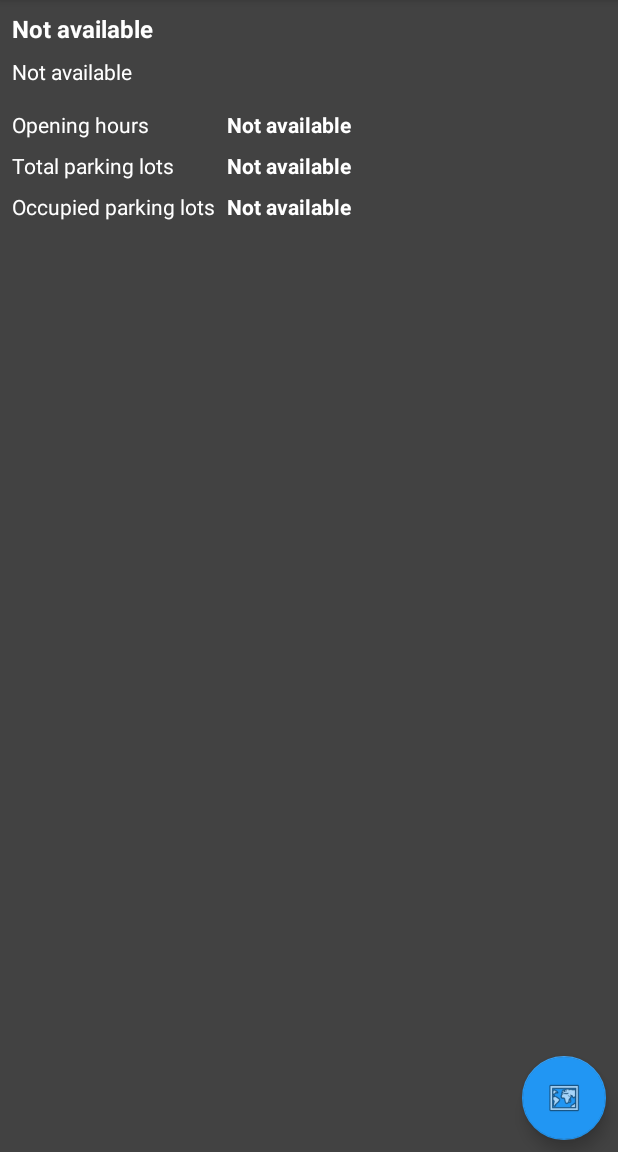
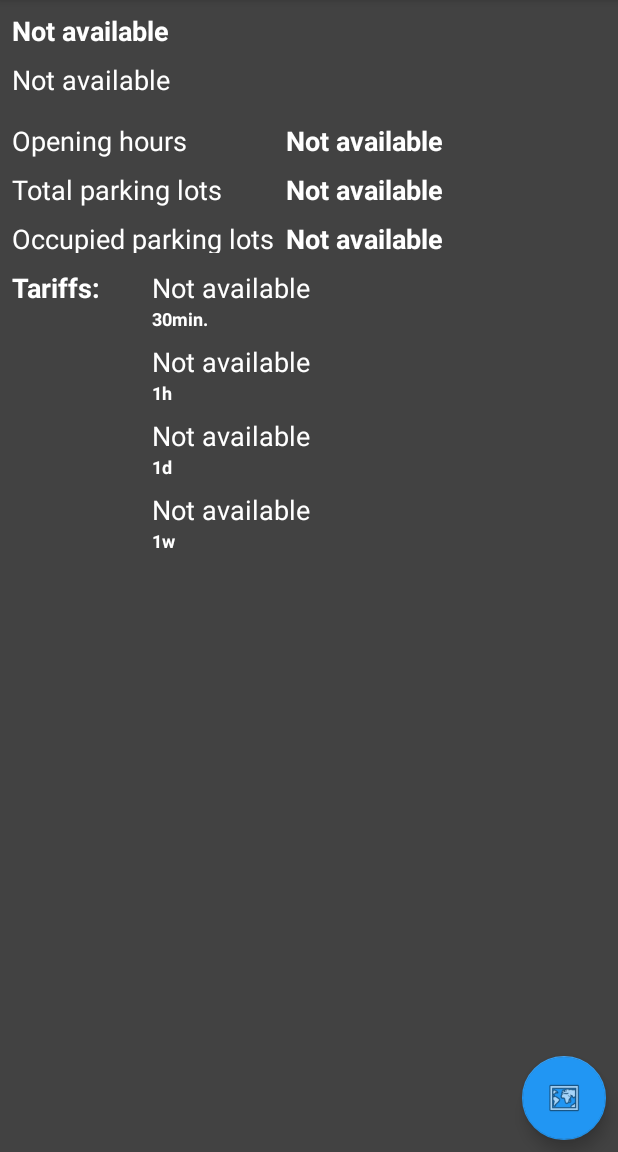
Before and after one commit to BastianKusserow/ParkFinderAndroid, an Android app: the fragment InfoFragment shown on its own in the app's theme, on a phone screen of 412 x 824 dp, the part 84-1236 px from its top. Run offline under Robolectric (Android 15) with nearby library versions, the phone set to English and light mode, and no system bars; libraries missing offline, so code that uses them is left out: com.google.maps.model; 1 statement that could not run was skipped.

Commit message:
English & German language support complete Tariffs added in InfoFragment & Model

```diff
--- a/app/src/main/java/com/example/basti/parkfinder/Controller/ParkingController.kt
+++ b/app/src/main/java/com/example/basti/parkfinder/Controller/ParkingController.kt
@@ -5,6 +5,7 @@ import android.content.pm.PackageManager
 import android.support.v4.content.ContextCompat
 import com.example.basti.parkfinder.MapDelegate
 import com.example.basti.parkfinder.Model.ParkModel
+import com.example.basti.parkfinder.R
 import com.google.android.gms.location.LocationServices
 import com.google.android.gms.maps.model.BitmapDescriptorFactory
 import com.google.android.gms.maps.model.LatLng
@@ -51,7 +52,7 @@ class ParkingController(val mapDelegate: MapDelegate, val context: Context) {
 
             LocationServices.getFusedLocationProviderClient(context).lastLocation.addOnSuccessListener { location ->
 
-                val markerOptions = MarkerOptions().title("My Car").icon(BitmapDescriptorFactory.defaultMarker(BitmapDescriptorFactory.HUE_VIOLET))
+                val markerOptions = MarkerOptions().title(context.getString(R.string.myCar)).icon(BitmapDescriptorFactory.defaultMarker(BitmapDescriptorFactory.HUE_VIOLET))
                         .position(LatLng(location.latitude, location.longitude))
 
                 mapDelegate!!.parkMarker = mapDelegate!!.getMap().addMarker(markerOptions)
--- a/app/src/main/java/com/example/basti/parkfinder/InfoFragment.kt
+++ b/app/src/main/java/com/example/basti/parkfinder/InfoFragment.kt
@@ -44,9 +44,22 @@ class InfoFragment : Fragment() {
             view!!.openingHours.text = it.openingHours
             view!!.space.text = it.stellplaetze
             view!!.occupied.text = it.details?.allocation?.capacity
+        }
+        setupPriceLabels()
 
+    }
+
+    private fun setupPriceLabels(){
+        carPark?.let {
+            for (item in it.tariffPrices){
+                when (item.duration){
+                    "30min" -> if(item.price != null)view!!.halfHourTV.text = item.price.toString().plus("€")
+                    "1hour" -> if(item.price != null)view!!.hourTV.text = item.price.toString().plus("€")
+                    "1day" -> if(item.price != null)view!!.dayTV.text = item.price.toString().plus("€")
+                    "1week" -> if(item.price != null)view!!.weekTV.text = item.price.toString().plus("€")
+                }
+            }
         }
-
     }
 
     override fun onStart() {
--- a/app/src/main/java/com/example/basti/parkfinder/LotTableFragment.kt
+++ b/app/src/main/java/com/example/basti/parkfinder/LotTableFragment.kt
@@ -144,6 +144,6 @@ class LotTableFragment : Fragment(), OnItemClickListener {
 
 interface OnItemClickListener {
 
-    fun onItemClick(item: CarPark);
+    fun onItemClick(item: CarPark)
 
 }
--- a/app/src/main/java/com/example/basti/parkfinder/MapDelegate.kt
+++ b/app/src/main/java/com/example/basti/parkfinder/MapDelegate.kt
@@ -57,7 +57,7 @@ class MapDelegate(val activity: FragmentActivity, val destination: com.google.ma
         if (parkModel != null) {
             parkMarker = map!!.addMarker(MarkerOptions()
                     .position(LatLng(parkModel.latitude, parkModel.longitude))
-                    .title("My Car").icon(BitmapDescriptorFactory.defaultMarker(BitmapDescriptorFactory.HUE_VIOLET)))
+                    .title(activity.getString(R.string.myCar)).icon(BitmapDescriptorFactory.defaultMarker(BitmapDescriptorFactory.HUE_VIOLET)))
         }
 
         map!!.moveCamera(CameraUpdateFactory.newLatLngZoom(LatLng(50.32275, 11.92632), 15f))
@@ -103,7 +103,7 @@ class MapDelegate(val activity: FragmentActivity, val destination: com.google.ma
             override fun onLocationChanged(p0: Location?) {
 
                 if (destination != null) {
-                    Toast.makeText(activity, "Location Changed, Rerouting", Toast.LENGTH_LONG).show()
+                    Toast.makeText(activity, activity.getString(R.string.locationChanged), Toast.LENGTH_LONG).show()
                     ctrl.route(map!!, destination)
                     polyline?.remove()
                 }
--- a/app/src/main/java/com/example/basti/parkfinder/MapFragment.kt
+++ b/app/src/main/java/com/example/basti/parkfinder/MapFragment.kt
@@ -46,7 +46,7 @@ class MapFragment : Fragment() {
             view.parkButton.visibility = View.INVISIBLE
         }
 
-        ParkModel.readFromFile(context)?.let { view.parkButton.text = "Navigiere zu Auto" }
+        ParkModel.readFromFile(context)?.let { view.parkButton.text = context.getString(R.string.navToCar) }
 
 
         return view
@@ -61,11 +61,11 @@ class MapFragment : Fragment() {
                 val parkModel = ParkModel.readFromFile(context)!!
 
                 mapDelegate!!.ctrl.route(mapDelegate!!.getMap(), com.google.maps.model.LatLng(parkModel.latitude, parkModel.longitude))
-                view!!.parkButton.text = "Park Car"
+                view!!.parkButton.text = context.getString(R.string.parkCar)
                 mapDelegate!!.parkMarker?.let { marker: Marker -> marker.remove() }
             } else {
                 ParkingController(mapDelegate!!, context).parkCar()
-                view!!.parkButton.text = "Navigiere zu Auto"
+                view!!.parkButton.text = context.getString(R.string.navToCar)
             }
         } else {
             Log.i("Permission", "Permission will be requested")
@@ -85,7 +85,7 @@ class MapFragment : Fragment() {
         listener = object : LocationListener {
             override fun onLocationChanged(p0: Location?) = Unit
             override fun onStatusChanged(p0: String?, p1: Int, p2: Bundle?){
-                Toast.makeText(activity, "GPS Status changed", Toast.LENGTH_SHORT)
+                Toast.makeText(activity, R.string.gpsStatusChange, Toast.LENGTH_SHORT)
             }
             override fun onProviderEnabled(p0: String?) {
                 // view!!.parkButton.alpha = 1f
@@ -142,8 +142,8 @@ class MapFragment : Fragment() {
                     android.Manifest.permission.ACCESS_COARSE_LOCATION)) {
                 val builder = AlertDialog.Builder(context)
                 Log.i("Permission", "Permission alert")
-                builder.setMessage("Permission to access the GPS is required to run this App")
-                        .setTitle("Permission required")
+                builder.setMessage(R.string.gpsPermissionInfo)
+                        .setTitle(R.string.permissionRequired)
 
                 builder.setPositiveButton("OK"
                 ) { _, _ ->
--- a/app/src/main/java/com/example/basti/parkfinder/Model/CarPark.kt
+++ b/app/src/main/java/com/example/basti/parkfinder/Model/CarPark.kt
@@ -8,6 +8,7 @@ data class CarPark(@SerializedName("id") val mLotID: String,
                    @SerializedName("openingHours") val openingHours: String,
                    @SerializedName("numberParkingPlaces") val stellplaetze: String,
                    @SerializedName("geoLocation") val geoLocation: GeoLocation,
+                   @SerializedName("tariffInfo") val tariffInfo : TariffInfo,
+                   @SerializedName("tariffPrices") val tariffPrices : ArrayList<Tariff>,
                    var details: Allocations?
-) {
-}
+)
--- /dev/null
+++ b/app/src/main/java/com/example/basti/parkfinder/Model/Tariff.kt
@@ -0,0 +1,11 @@
+package com.example.basti.parkfinder.Model
+
+import com.google.gson.annotations.SerializedName
+
+/**
+ * Created by maxis on 24.01.2018.
+ */
+data class Tariff (
+        @SerializedName("duration") val duration : String,
+        @SerializedName("price") val price : Double?
+)
--- /dev/null
+++ b/app/src/main/java/com/example/basti/parkfinder/Model/TariffInfo.kt
@@ -0,0 +1,11 @@
+package com.example.basti.parkfinder.Model
+
+import com.google.gson.annotations.SerializedName
+
+/**
+ * Created by maxis on 24.01.2018.
+ */
+data class TariffInfo (
+        @SerializedName("tariffPaymentOptions") val tariffPaymentOptions : String,
+        @SerializedName("tariffMaxParkingTime") val maxParkingTime : String
+)
--- a/app/src/main/java/com/example/basti/parkfinder/MyViewHolder.kt
+++ b/app/src/main/java/com/example/basti/parkfinder/MyViewHolder.kt
@@ -24,7 +24,9 @@ class MyViewHolder(val view: View) : RecyclerView.ViewHolder(view) {
             }
             val string = String.format("%.0f", percentage)
             itemView.setBackgroundColor(calculateCellColor(percentage))
-            itemView.occupation.text = "Belegt: "+string+"%"
+            val occupiedStr =view.context.getString(R.string.occupied)
+            //val occupiedStr = Resources.getSystem().getString(R.string.occupied)+""
+            itemView.occupation.text = occupiedStr.plus(string).plus("%")
         }
         view.setOnClickListener { listener.onItemClick(entry) }
 
--- a/app/src/main/res/layout/fragment_info.xml
+++ b/app/src/main/res/layout/fragment_info.xml
@@ -28,7 +28,7 @@
         android:layout_marginTop="8dp"
         android:text="@string/notAvailable"
         android:textColor="@color/common_google_signin_btn_text_dark_default"
-        android:textSize="16sp"
+        android:textSize="18sp"
         android:textStyle="bold"
         app:layout_constraintEnd_toEndOf="parent"
         app:layout_constraintStart_toStartOf="parent"
@@ -42,6 +42,7 @@
         android:layout_marginTop="16dp"
         android:text="@string/openingHours"
         android:textColor="@color/common_google_signin_btn_text_dark_default"
+        android:textSize="18sp"
         app:layout_constraintStart_toStartOf="parent"
         app:layout_constraintTop_toBottomOf="@+id/adress" />
 
@@ -53,6 +54,7 @@
         android:layout_marginTop="8dp"
         android:text="@string/totalLots"
         android:textColor="@color/common_google_signin_btn_text_dark_default"
+        android:textSize="18sp"
         app:layout_constraintStart_toStartOf="parent"
         app:layout_constraintTop_toBottomOf="@+id/openingHours" />
 
@@ -64,6 +66,7 @@
         android:layout_marginTop="8dp"
         android:text="@string/occupiedParkingLots"
         android:textColor="@color/common_google_signin_btn_text_dark_default"
+        android:textSize="18sp"
         app:layout_constraintStart_toStartOf="parent"
         app:layout_constraintTop_toBottomOf="@+id/space" />
 
@@ -76,6 +79,7 @@
         android:layout_marginTop="8dp"
         android:text="@string/notAvailable"
         android:textColor="@color/common_google_signin_btn_text_dark_default"
+        android:textSize="18sp"
         app:layout_constraintEnd_toEndOf="parent"
         app:layout_constraintStart_toStartOf="parent"
         app:layout_constraintTop_toBottomOf="@+id/name" />
@@ -89,6 +93,7 @@
         android:layout_marginTop="16dp"
         android:text="@string/notAvailable"
         android:textColor="@color/common_google_signin_btn_text_dark_default"
+        android:textSize="18sp"
         android:textStyle="bold"
         app:layout_constraintEnd_toEndOf="parent"
         app:layout_constraintStart_toEndOf="@+id/textView9"
@@ -103,6 +108,7 @@
         android:layout_marginTop="8dp"
         android:text="@string/notAvailable"
         android:textColor="@color/common_google_signin_btn_text_dark_default"
+        android:textSize="18sp"
         android:textStyle="bold"
         app:layout_constraintEnd_toEndOf="parent"
         app:layout_constraintStart_toEndOf="@+id/textView9"
@@ -117,9 +123,119 @@
         android:layout_marginTop="8dp"
         android:text="@string/notAvailable"
         android:textColor="@color/common_google_signin_btn_text_dark_default"
+        android:textSize="18sp"
         android:textStyle="bold"
         app:layout_constraintEnd_toEndOf="parent"
         app:layout_constraintStart_toEndOf="@+id/textView9"
         app:layout_constraintTop_toBottomOf="@+id/space" />
 
+    <TextView
+        android:id="@+id/textView"
+        android:layout_width="85dp"
+        android:layout_height="wrap_content"
+        android:layout_marginStart="8dp"
+        android:layout_marginTop="8dp"
+        android:text="@string/tariffs"
+        android:textColor="@color/common_google_signin_btn_text_dark_default"
+        android:textSize="18sp"
+        android:textStyle="bold"
+        app:layout_constraintStart_toStartOf="parent"
+        app:layout_constraintTop_toBottomOf="@+id/occupied" />
+
+    <TextView
+        android:id="@+id/halfHourTV"
+        android:layout_width="wrap_content"
+        android:layout_height="wrap_content"
+        android:layout_marginStart="8dp"
+        android:layout_marginTop="8dp"
+        android:text="@string/notAvailable"
+        android:textColor="@color/common_google_signin_btn_text_dark_default"
+        android:textSize="18sp"
+        app:layout_constraintStart_toEndOf="@+id/textView"
+        app:layout_constraintTop_toBottomOf="@+id/occupied" />
+
+    <TextView
+        android:id="@+id/textView6"
+        android:layout_width="wrap_content"
+        android:layout_height="wrap_content"
+        android:layout_marginStart="8dp"
+        android:text="30min."
+        android:textColor="@color/common_google_signin_btn_text_dark_default"
+        android:textSize="12sp"
+        android:textStyle="bold"
+        app:layout_constraintStart_toEndOf="@+id/textView"
+        app:layout_constraintTop_toBottomOf="@+id/halfHourTV" />
+
+    <TextView
+        android:id="@+id/hourTV"
+        android:layout_width="wrap_content"
+        android:layout_height="wrap_content"
+        android:layout_marginStart="8dp"
+        android:layout_marginTop="8dp"
+        android:text="@string/notAvailable"
+        android:textColor="@color/common_google_signin_btn_text_dark_default"
+        android:textSize="18sp"
+        app:layout_constraintStart_toEndOf="@+id/textView"
+        app:layout_constraintTop_toBottomOf="@+id/textView6" />
+
+    <TextView
+        android:id="@+id/textView11"
+        android:layout_width="wrap_content"
+        android:layout_height="wrap_content"
+        android:layout_marginStart="8dp"
+        android:text="1h"
+        android:textColor="@color/common_google_signin_btn_text_dark_default"
+        android:textSize="12sp"
+        android:textStyle="bold"
+        app:layout_constraintStart_toEndOf="@+id/textView"
+        app:layout_constraintTop_toBottomOf="@+id/hourTV" />
+
+    <TextView
+        android:id="@+id/dayTV"
+        android:layout_width="wrap_content"
+        android:layout_height="wrap_content"
+        android:layout_marginStart="8dp"
+        android:layout_marginTop="8dp"
+        android:text="@string/notAvailable"
+        android:textColor="@color/common_google_signin_btn_text_dark_default"
+        android:textSize="18sp"
+        app:layout_constraintStart_toEndOf="@+id/textView"
+        app:layout_constraintTop_toBottomOf="@+id/textView11" />
+
+    <TextView
+        android:id="@+id/textView13"
+        android:layout_width="wrap_content"
+        android:layout_height="wrap_content"
+        android:layout_marginStart="8dp"
+        android:text="1d"
+        android:textColor="@color/common_google_signin_btn_text_dark_default"
+        android:textSize="12sp"
+        android:textStyle="bold"
+        app:layout_constraintStart_toEndOf="@+id/textView"
+        app:layout_constraintTop_toBottomOf="@+id/dayTV" />
+
+    <TextView
+        android:id="@+id/weekTV"
+        android:layout_width="wrap_content"
+        android:layout_height="wrap_content"
+        android:layout_marginStart="8dp"
+        android:layout_marginTop="8dp"
+        android:text="@string/notAvailable"
+        android:textColor="@color/common_google_signin_btn_text_dark_default"
+        android:textSize="18sp"
+        app:layout_constraintStart_toEndOf="@+id/textView"
+        app:layout_constraintTop_toBottomOf="@+id/textView13" />
+
+    <TextView
+        android:id="@+id/textView15"
+        android:layout_width="wrap_content"
+        android:layout_height="wrap_content"
+        android:layout_marginStart="8dp"
+        android:text="1w"
+        android:textColor="@color/common_google_signin_btn_text_dark_default"
+        android:textSize="12sp"
+        android:textStyle="bold"
+        app:layout_constraintStart_toEndOf="@+id/textView"
+        app:layout_constraintTop_toBottomOf="@+id/weekTV" />
+
 </android.support.constraint.ConstraintLayout>
--- a/app/src/main/res/values/strings.xml
+++ b/app/src/main/res/values/strings.xml
@@ -9,5 +9,13 @@
     <string name="occupiedParkingLots">Occupied parking lots</string>
     <string name="parkCar">Park Car</string>
     <string name="notAvailable">Not available</string>
+    <string name="permissionRequired">Permission required</string>
+    <string name="gpsPermissionInfo">Permission to access the GPS is required to run this App.</string>
+    <string name="gpsStatusChange">GPS status changed</string>
+    <string name="occupied">Occupied:</string>
+    <string name="myCar">My Car</string>
+    <string name="navToCar">Navigate to car</string>
+    <string name="locationChanged">Location changed, rerouting..</string>
+    <string name="tariffs">Tariffs:</string>
 
 </resources>
```
Also changed, not shown: 1 other file.
